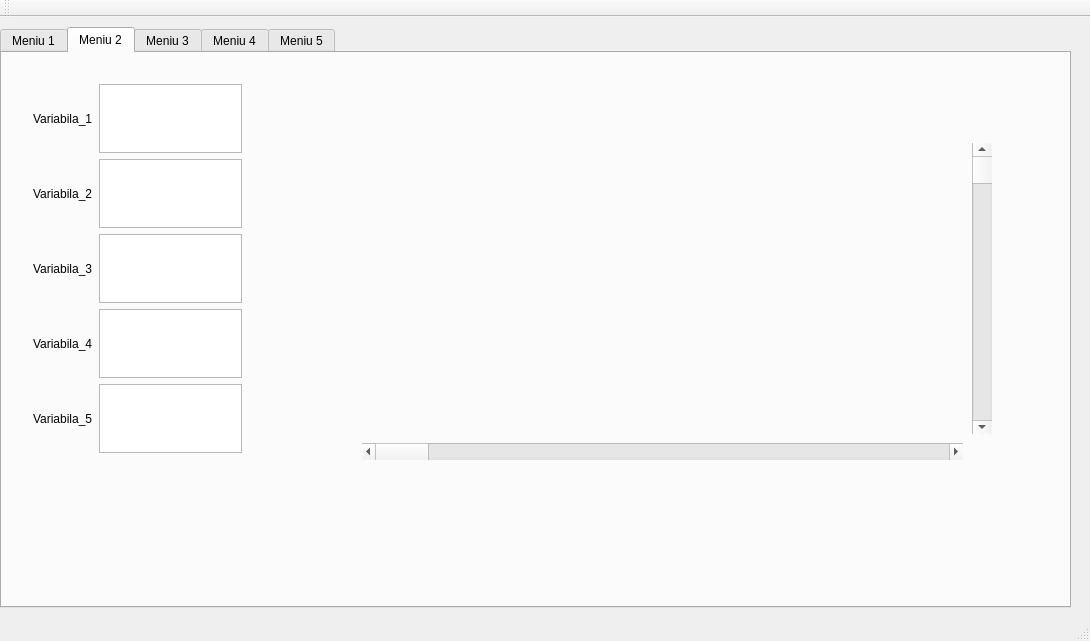
The window that mainwindow.ui (DACUS1995/Proiect_Poo) describes before a commit, drawn with Qt 5.
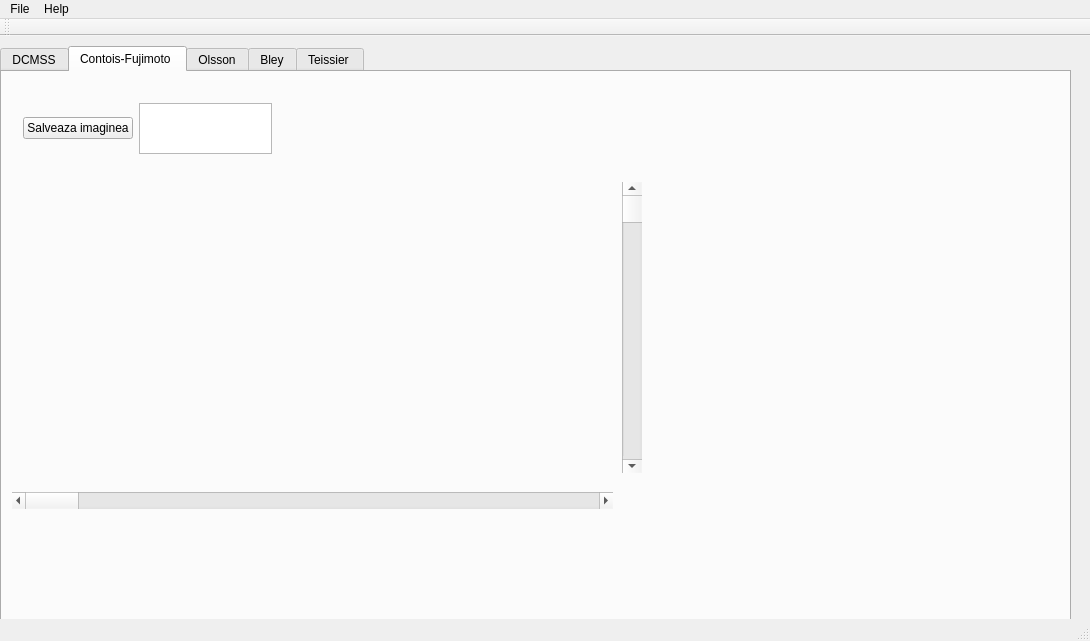
The same window after the commit. The open tabs and pages were chosen to show the change. Custom widgets are drawn as their Qt base class.

Diff of the .ui file:
```diff
--- a/mainwindow.ui
+++ b/mainwindow.ui
@@ -28,7 +28,7 @@
     </property>
     <widget class="QWidget" name="tab_1">
      <attribute name="title">
-      <string>Meniu 1</string>
+      <string>DCMSS</string>
      </attribute>
      <widget class="QWidget" name="layoutWidget">
       <property name="geometry">
@@ -97,108 +97,48 @@
     </widget>
     <widget class="QWidget" name="tab_2">
      <attribute name="title">
-      <string>Meniu 2</string>
+      <string>Contois-Fujimoto </string>
      </attribute>
-     <widget class="QWidget" name="layoutWidget">
+     <widget class="QWidget" name="layoutWidget_2">
       <property name="geometry">
        <rect>
-        <x>20</x>
+        <x>10</x>
         <y>20</y>
-        <width>231</width>
-        <height>391</height>
+        <width>271</width>
+        <height>73</height>
        </rect>
       </property>
-      <layout class="QVBoxLayout" name="verticalLayout_3">
+      <layout class="QHBoxLayout" name="horizontalLayout_2">
        <item>
-        <layout class="QHBoxLayout" name="horizontalLayout_3">
-         <item>
-          <widget class="QLabel" name="label">
-           <property name="text">
-            <string>Variabila_1</string>
-           </property>
-          </widget>
-         </item>
-         <item>
-          <widget class="QTextEdit" name="textEdit_2"/>
-         </item>
-        </layout>
+        <widget class="QPushButton" name="pushButton_2">
+         <property name="text">
+          <string>Salveaza imaginea</string>
+         </property>
+        </widget>
        </item>
        <item>
-        <layout class="QHBoxLayout" name="horizontalLayout_4">
-         <item>
-          <widget class="QLabel" name="label_2">
-           <property name="text">
-            <string>Variabila_2</string>
-           </property>
-          </widget>
-         </item>
-         <item>
-          <widget class="QTextEdit" name="textEdit_3"/>
-         </item>
-        </layout>
-       </item>
-       <item>
-        <layout class="QHBoxLayout" name="horizontalLayout_5">
-         <item>
-          <widget class="QLabel" name="label_3">
-           <property name="text">
-            <string>Variabila_3</string>
-           </property>
-          </widget>
-         </item>
-         <item>
-          <widget class="QTextEdit" name="textEdit_4"/>
-         </item>
-        </layout>
-       </item>
-       <item>
-        <layout class="QHBoxLayout" name="horizontalLayout_6">
-         <item>
-          <widget class="QLabel" name="label_4">
-           <property name="text">
-            <string>Variabila_4</string>
-           </property>
-          </widget>
-         </item>
-         <item>
-          <widget class="QTextEdit" name="textEdit_5"/>
-         </item>
-        </layout>
-       </item>
-       <item>
-        <layout class="QHBoxLayout" name="horizontalLayout_7">
-         <item>
-          <widget class="QLabel" name="label_9">
-           <property name="text">
-            <string>Variabila_5</string>
-           </property>
-          </widget>
-         </item>
-         <item>
-          <widget class="QTextEdit" name="textEdit_6"/>
-         </item>
-        </layout>
+        <widget class="QTextEdit" name="textEdit_2"/>
        </item>
       </layout>
      </widget>
      <widget class="QScrollBar" name="verticalScrollBar_2">
       <property name="geometry">
        <rect>
-        <x>970</x>
-        <y>90</y>
-        <width>20</width>
-        <height>291</height>
+        <x>10</x>
+        <y>420</y>
+        <width>601</width>
+        <height>17</height>
        </rect>
       </property>
       <property name="orientation">
-       <enum>Qt::Vertical</enum>
+       <enum>Qt::Horizontal</enum>
       </property>
      </widget>
      <widget class="QCustomPlot" name="plot_2" native="true">
       <property name="geometry">
        <rect>
-        <x>366</x>
-        <y>90</y>
+        <x>10</x>
+        <y>110</y>
         <width>601</width>
         <height>301</height>
        </rect>
@@ -213,28 +153,50 @@
      <widget class="QScrollBar" name="horizontalScrollBar_2">
       <property name="geometry">
        <rect>
-        <x>360</x>
-        <y>390</y>
-        <width>601</width>
-        <height>17</height>
+        <x>620</x>
+        <y>110</y>
+        <width>20</width>
+        <height>291</height>
        </rect>
       </property>
       <property name="orientation">
-       <enum>Qt::Horizontal</enum>
+       <enum>Qt::Vertical</enum>
       </property>
      </widget>
     </widget>
     <widget class="QWidget" name="tab_3">
      <attribute name="title">
-      <string>Meniu 3</string>
+      <string>Olsson</string>
      </attribute>
      <widget class="QScrollBar" name="verticalScrollBar_3">
       <property name="geometry">
        <rect>
-        <x>890</x>
-        <y>130</y>
-        <width>20</width>
-        <height>291</height>
+        <x>10</x>
+        <y>20</y>
+        <width>271</width>
+        <height>73</height>
+       </rect>
+      </property>
+      <layout class="QHBoxLayout" name="horizontalLayout_3">
+       <item>
+        <widget class="QPushButton" name="pushButton_3">
+         <property name="text">
+          <string>Salveaza imaginea</string>
+         </property>
+        </widget>
+       </item>
+       <item>
+        <widget class="QTextEdit" name="textEdit_3"/>
+       </item>
+      </layout>
+     </widget>
+     <widget class="QScrollBar" name="horizontalScrollBarOlsson">
+      <property name="geometry">
+       <rect>
+        <x>10</x>
+        <y>420</y>
+        <width>601</width>
+        <height>17</height>
        </rect>
       </property>
       <property name="orientation">
@@ -273,15 +235,37 @@
     </widget>
     <widget class="QWidget" name="tab_4">
      <attribute name="title">
-      <string>Meniu 4</string>
+      <string>Bley</string>
      </attribute>
      <widget class="QScrollBar" name="verticalScrollBar_4">
       <property name="geometry">
        <rect>
-        <x>850</x>
-        <y>110</y>
-        <width>20</width>
-        <height>291</height>
+        <x>10</x>
+        <y>20</y>
+        <width>271</width>
+        <height>73</height>
+       </rect>
+      </property>
+      <layout class="QHBoxLayout" name="horizontalLayout_5">
+       <item>
+        <widget class="QPushButton" name="pushButton_5">
+         <property name="text">
+          <string>Salveaza imaginea</string>
+         </property>
+        </widget>
+       </item>
+       <item>
+        <widget class="QTextEdit" name="textEdit_5"/>
+       </item>
+      </layout>
+     </widget>
+     <widget class="QScrollBar" name="horizontalScrollBarBley">
+      <property name="geometry">
+       <rect>
+        <x>10</x>
+        <y>420</y>
+        <width>601</width>
+        <height>17</height>
        </rect>
       </property>
       <property name="orientation">
@@ -320,15 +304,37 @@
     </widget>
     <widget class="QWidget" name="tab_5">
      <attribute name="title">
-      <string>Meniu 5</string>
+      <string>Teissier </string>
      </attribute>
      <widget class="QScrollBar" name="verticalScrollBar_5">
       <property name="geometry">
        <rect>
-        <x>880</x>
-        <y>120</y>
-        <width>20</width>
-        <height>291</height>
+        <x>10</x>
+        <y>20</y>
+        <width>271</width>
+        <height>73</height>
+       </rect>
+      </property>
+      <layout class="QHBoxLayout" name="horizontalLayout_4">
+       <item>
+        <widget class="QPushButton" name="pushButton_4">
+         <property name="text">
+          <string>Salveaza imaginea</string>
+         </property>
+        </widget>
+       </item>
+       <item>
+        <widget class="QTextEdit" name="textEdit_4"/>
+       </item>
+      </layout>
+     </widget>
+     <widget class="QScrollBar" name="horizontalScrollBarTeissier">
+      <property name="geometry">
+       <rect>
+        <x>10</x>
+        <y>420</y>
+        <width>601</width>
+        <height>17</height>
        </rect>
       </property>
       <property name="orientation">
@@ -376,8 +382,26 @@
      <height>21</height>
     </rect>
    </property>
+   <widget class="QMenu" name="menuFile">
+    <property name="title">
+     <string>File</string>
+    </property>
+    <addaction name="actionView_data"/>
+    <addaction name="actionExit"/>
+   </widget>
+   <widget class="QMenu" name="menuHelp">
+    <property name="title">
+     <string>Help</string>
+    </property>
+    <addaction name="actionAbout"/>
+   </widget>
+   <addaction name="menuFile"/>
+   <addaction name="menuHelp"/>
   </widget>
   <widget class="QToolBar" name="mainToolBar">
+   <property name="enabled">
+    <bool>false</bool>
+   </property>
    <attribute name="toolBarArea">
     <enum>TopToolBarArea</enum>
    </attribute>
```
Left out of the diff: 128 changed lines with no effect on the pictures.
